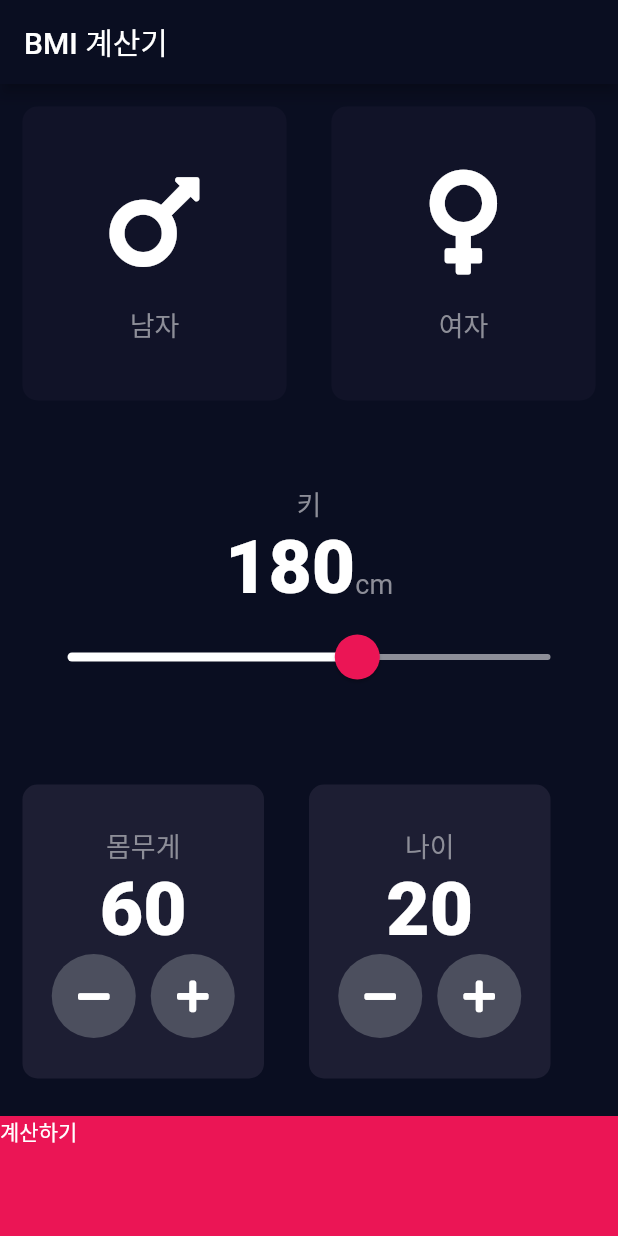
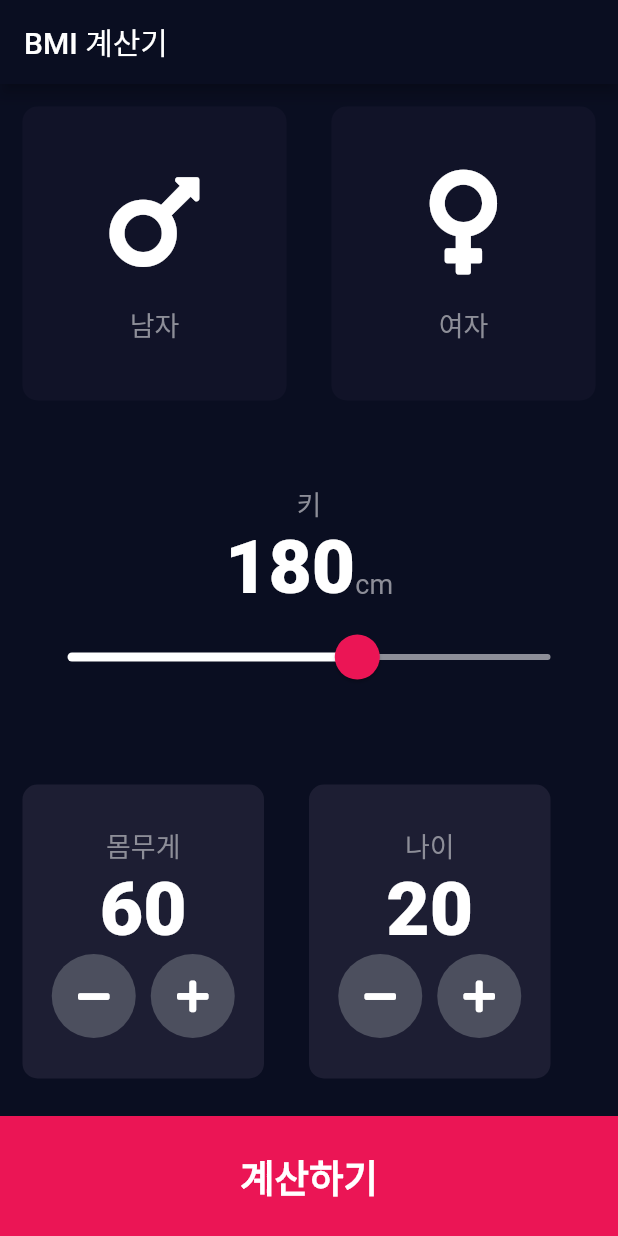
Before and after one commit to angre-kim/bmi_0110_0116, a Flutter app: the screen it shows after launch, on a phone screen of 412 x 824 dp. Run offline on Flutter 3.47's test engine with Material 2 defaults, Android fonts, the phone set to English and light mode, and no system bars; our stand-ins replace font_awesome_flutter.

Commit message:
125강-계산하기 텍스트 UI

```diff
--- a/lib/constants.dart
+++ b/lib/constants.dart
@@ -11,3 +11,8 @@ const kBottomContainerColour = Color(0xffeb1555);
 const kNumberTextStyle = TextStyle(
   fontSize: 50.0,
   fontWeight: FontWeight.w900,);
+
+const kLargeButtonTextStyle = TextStyle(
+  fontSize: 25.0,
+  fontWeight: FontWeight.bold,
+);
--- a/lib/input_page.dart
+++ b/lib/input_page.dart
@@ -8,7 +8,7 @@ import 'result_page.dart';
 enum Gender {
   male,
   female,
-}//
+} //
 
 class InputPage extends StatefulWidget {
   @override
@@ -206,12 +206,17 @@ class _InputPageState extends State<InputPage> {
               ],
             )),
             GestureDetector(
-              onTap: (){
+              onTap: () {
                 Navigator.push(context,
                     MaterialPageRoute(builder: (context) => ResultsPage()));
               },
               child: Container(
-                child: Text('계산하기'),
+                child: Center(
+                  child: Text(
+                    '계산하기',
+                    style: kLargeButtonTextStyle,
+                  ),
+                ),
                 color: kBottomContainerColour,
                 margin: EdgeInsets.only(top: 10.0),
                 width: double.infinity,
```
Also changed, not shown: 1 other file.
